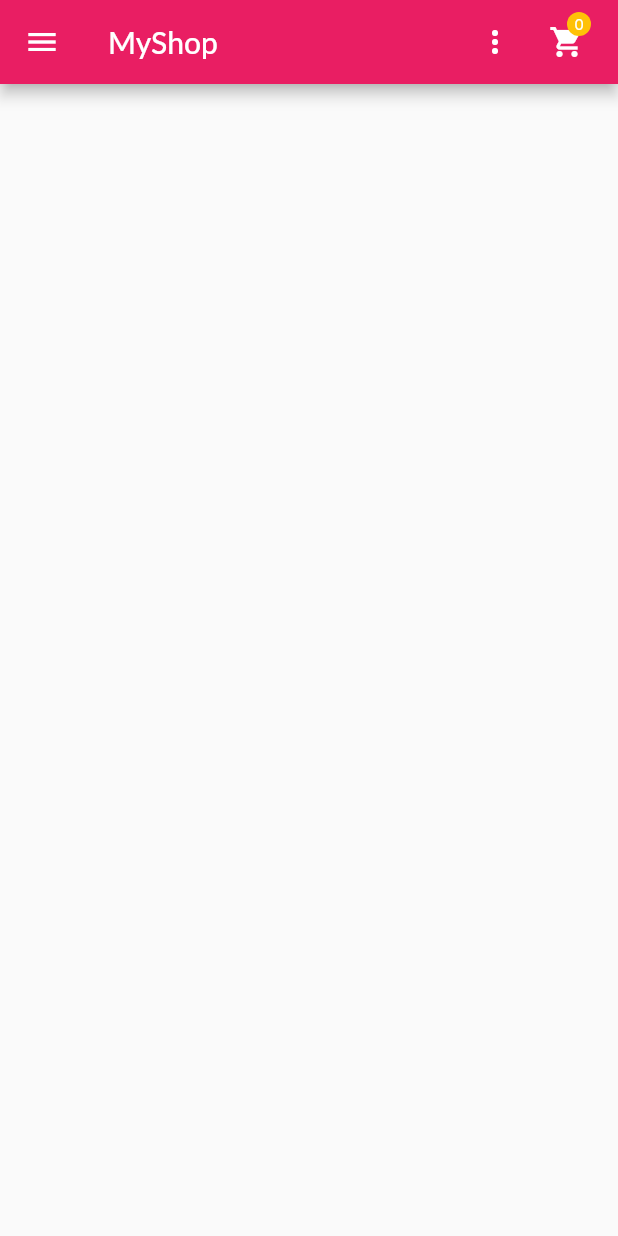
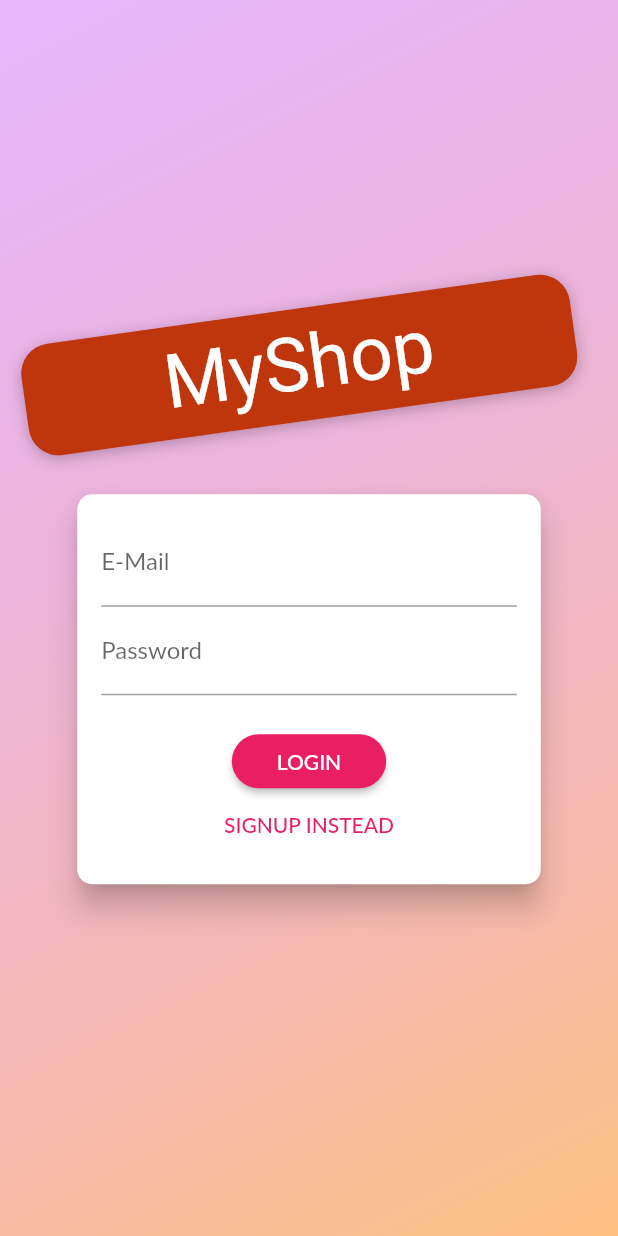
Before and after one commit to AndriLaksono/flutter-provider, a Flutter app: the screen it shows after launch, on a phone screen of 412 x 824 dp. Run offline on Flutter 3.47's test engine with Material 2 defaults, Android fonts, the phone set to English and light mode, and no system bars; our stand-ins replace shared_preferences; Roboto replaces fonts that are missing (Anton, Lato).

```diff
--- a/lib/main.dart
+++ b/lib/main.dart
@@ -1,16 +1,19 @@
 import 'package:flutter/material.dart';
 import 'package:provider/provider.dart';
 
+import './providers/auth.dart';
 import './providers/products.dart';
 import './providers/orders.dart';
 import './providers/cart.dart';
 
+import './screens/splash_screen.dart';
 import './screens/products_overview_screen.dart';
 import './screens/product_detail_screen.dart';
 import './screens/cart_screen.dart';
 import './screens/orders_screen.dart';
 import './screens/user_products_screen.dart';
 import './screens/edit_product_screen.dart';
+import './screens/auth_screen.dart';
 
 void main() => runApp(MyApp());
 
@@ -19,11 +22,27 @@ class MyApp extends StatelessWidget {
   Widget build(BuildContext context) {
     return MultiProvider(
       providers: [
-        ChangeNotifierProvider(create: (ctx) => Products(),),
+        ChangeNotifierProvider(create: (ctx) => Auth()),
+        ChangeNotifierProxyProvider<Auth, Products>(
+          create: (ctx) => null,
+          update: (context, auth, previousProducts) => Products(
+            auth.token,
+            auth.userID,
+            previousProducts == null ? [] : previousProducts.items
+          ),
+        ),
         ChangeNotifierProvider(create: (ctx) => Cart()),
-        ChangeNotifierProvider(create: (ctx) => Orders()),
+        ChangeNotifierProxyProvider<Auth, Orders>(
+          create: (ctx) => null,
+          update: (context, auth, previousOrders) => Orders(
+            auth.token,
+            auth.userID,
+            previousOrders == null ? [] : previousOrders.orders
+          ),
+        )
       ],
-      child: MaterialApp(
+      child: Consumer<Auth>(
+        builder: (context, auth, _) => MaterialApp(
           title: 'MyShop',
           theme: ThemeData(
             primarySwatch: Colors.pink,
@@ -31,7 +50,14 @@ class MyApp extends StatelessWidget {
             fontFamily: 'Lato',
           ),
           debugShowCheckedModeBanner: false,
-        home: ProductsOverviewScreen(),
+          home: auth.isAuth
+                ? ProductsOverviewScreen()
+                : FutureBuilder(
+                  future: auth.tryAutoLogin(),
+                  builder: (ctx, authResultSnapshot) => authResultSnapshot.connectionState == ConnectionState.waiting
+                          ? SplashScreen()
+                          : AuthScreen(),
+                ),
           routes: {
             ProductDetailScreen.routeName: (ctx) => ProductDetailScreen(),
             CartScreen.routeName: (ctx) => CartScreen(),
@@ -40,6 +66,7 @@ class MyApp extends StatelessWidget {
             EditProductScreen.routeName: (ctx) => EditProductScreen(),
           }
         ),
+      ),
     );
   }
 }
--- a/lib/providers/orders.dart
+++ b/lib/providers/orders.dart
@@ -27,8 +27,14 @@ class Orders with ChangeNotifier {
     return [..._orders];
   }
 
+  final authToken;
+  final userID;
+
+  Orders(this.authToken, this.userID, this._orders);
+
   Future<void> fetchAndSetOrders() async {
-    var uri = Uri.https(baseUrl, '/orders.json');
+    print(userID);
+    var uri = Uri.https(baseUrl, '/orders/$userID.json', { 'auth': authToken });
     final res = await http.get(uri);
     final List<OrderItem> loadedOrders = [];
     final resData = json.decode(res.body) as Map<String, dynamic>;
@@ -51,7 +57,7 @@ class Orders with ChangeNotifier {
   }
 
   Future<void> addOrder(List<CartItem> cartProducts, double total) async {
-    var uri = Uri.https(baseUrl, '/orders.json');
+    var uri = Uri.https(baseUrl, '/orders/$userID.json', { 'auth': authToken });
     final timestamp = DateTime.now();
     final res = await http.post(uri, body: json.encode({
       'amount': total,
--- /dev/null
+++ b/lib/screens/auth_screen.dart
@@ -0,0 +1,268 @@
+import 'dart:math';
+
+import 'package:flutter/material.dart';
+import 'package:provider/provider.dart';
+import '../providers/auth.dart';
+import '../models/http_exception.dart';
+
+enum AuthMode { Signup, Login }
+
+class AuthScreen extends StatelessWidget {
+  static const routeName = '/auth';
+
+  @override
+  Widget build(BuildContext context) {
+    final deviceSize = MediaQuery.of(context).size;
+    // final transformConfig = Matrix4.rotationZ(-8 * pi / 180);
+    // transformConfig.translate(-10.0);
+    return Scaffold(
+      // resizeToAvoidBottomInset: false,
+      body: Stack(
+        children: <Widget>[
+          Container(
+            decoration: BoxDecoration(
+              gradient: LinearGradient(
+                colors: [
+                  Color.fromRGBO(215, 117, 255, 1).withOpacity(0.5),
+                  Color.fromRGBO(255, 188, 117, 1).withOpacity(0.9),
+                ],
+                begin: Alignment.topLeft,
+                end: Alignment.bottomRight,
+                stops: [0, 1],
+              ),
+            ),
+          ),
+          SingleChildScrollView(
+            child: Container(
+              height: deviceSize.height,
+              width: deviceSize.width,
+              child: Column(
+                mainAxisAlignment: MainAxisAlignment.center,
+                crossAxisAlignment: CrossAxisAlignment.center,
+                children: <Widget>[
+                  Flexible(
+                    child: Container(
+                      margin: EdgeInsets.only(bottom: 20.0),
+                      padding:
+                          EdgeInsets.symmetric(vertical: 8.0, horizontal: 94.0),
+                      transform: Matrix4.rotationZ(-8 * pi / 180)
+                        ..translate(-10.0),
+                      // ..translate(-10.0),
+                      decoration: BoxDecoration(
+                        borderRadius: BorderRadius.circular(20),
+                        color: Colors.deepOrange.shade900,
+                        boxShadow: [
+                          BoxShadow(
+                            blurRadius: 8,
+                            color: Colors.black26,
+                            offset: Offset(0, 2),
+                          )
+                        ],
+                      ),
+                      child: Text(
+                        'MyShop',
+                        style: TextStyle(
+                          color: Colors.white,
+                          fontSize: 50,
+                          fontFamily: 'Anton',
+                          fontWeight: FontWeight.normal,
+                        ),
+                      ),
+                    ),
+                  ),
+                  Flexible(
+                    flex: deviceSize.width > 600 ? 2 : 1,
+                    child: AuthCard(),
+                  ),
+                ],
+              ),
+            ),
+          ),
+        ],
+      ),
+    );
+  }
+}
+
+class AuthCard extends StatefulWidget {
+  const AuthCard({
+    Key key,
+  }) : super(key: key);
+
+  @override
+  _AuthCardState createState() => _AuthCardState();
+}
+
+class _AuthCardState extends State<AuthCard> {
+  final GlobalKey<FormState> _formKey = GlobalKey();
+  AuthMode _authMode = AuthMode.Login;
+  Map<String, String> _authData = {
+    'email': '',
+    'password': '',
+  };
+  var _isLoading = false;
+  final _passwordController = TextEditingController();
+
+  void _showErrorDialog(String message) {
+    showDialog(context: context,
+    builder: (ctx) => AlertDialog(
+      title: Text('Something went wrong!'),
+      content: Text(message),
+      actions: <Widget>[
+        TextButton(onPressed: () {
+          Navigator.of(ctx).pop();
+        }, child: Text("OK"))
+      ],
+    ),);
+  }
+
+  Future<void> _submit() async {
+    if (!_formKey.currentState.validate()) {
+      // Invalid!
+      return;
+    }
+    _formKey.currentState.save();
+    setState(() {
+      _isLoading = true;
+    });
+    try {
+      if (_authMode == AuthMode.Login) {
+        // Log user in
+        await Provider.of<Auth>(context, listen: false).signIn(
+          _authData['email'],
+          _authData['password']);
+      } else {
+        // Sign user up
+        await Provider.of<Auth>(context, listen: false).signUp(
+          _authData['email'],
+          _authData['password']);
+      }
+      Navigator.of(context).pushReplacementNamed('/');
+    } on HttpException catch (err) {
+      var errMessage = 'Authentication failed.';
+      if (err.toString().contains('EMAIL_EXISTS')) {
+        errMessage = 'This email address is already in use.';
+      } else if (err.toString().contains('INVALID_EMAIL')) {
+        errMessage = 'This email address is invalid.';
+      } else if (err.toString().contains('WEAK_PASSWORD')) {
+        errMessage = 'This password is too weak.';
+      } else if (err.toString().contains('EMAIL_NOT_FOUND')) {
+        errMessage = 'Could not find a user with that email.';
+      } else if (err.toString().contains('INVALID_PASSWORD')) {
+        errMessage = 'Invalid password.';
+      }
+      _showErrorDialog(errMessage);
+    } catch (err) {
+      print(err);
+      var errMessage = 'Could not authenticate. Please try again later.';
+      _showErrorDialog(errMessage);
+    }
+    setState(() {
+      _isLoading = false;
+    });
+  }
+
+  void _switchAuthMode() {
+    if (_authMode == AuthMode.Login) {
+      setState(() {
+        _authMode = AuthMode.Signup;
+      });
+    } else {
+      setState(() {
+        _authMode = AuthMode.Login;
+      });
+    }
+  }
+
+  @override
+  Widget build(BuildContext context) {
+    final deviceSize = MediaQuery.of(context).size;
+    return Card(
+      shape: RoundedRectangleBorder(
+        borderRadius: BorderRadius.circular(10.0),
+      ),
+      elevation: 8.0,
+      child: Container(
+        height: _authMode == AuthMode.Signup ? 320 : 260,
+        constraints:
+            BoxConstraints(minHeight: _authMode == AuthMode.Signup ? 320 : 260),
+        width: deviceSize.width * 0.75,
+        padding: EdgeInsets.all(16.0),
+        child: Form(
+          key: _formKey,
+          child: SingleChildScrollView(
+            child: Column(
+              children: <Widget>[
+                TextFormField(
+                  decoration: InputDecoration(labelText: 'E-Mail'),
+                  keyboardType: TextInputType.emailAddress,
+                  validator: (value) {
+                    if (value.isEmpty || !value.contains('@')) {
+                      return 'Invalid email!';
+                    }
+                    return null;
+                  },
+                  onSaved: (value) {
+                    _authData['email'] = value;
+                  },
+                ),
+                TextFormField(
+                  decoration: InputDecoration(labelText: 'Password'),
+                  obscureText: true,
+                  controller: _passwordController,
+                  validator: (value) {
+                    if (value.isEmpty || value.length < 5) {
+                      return 'Password is too short!';
+                    }
+                  },
+                  onSaved: (value) {
+                    _authData['password'] = value;
+                  },
+                ),
+                if (_authMode == AuthMode.Signup)
+                  TextFormField(
+                    enabled: _authMode == AuthMode.Signup,
+                    decoration: InputDecoration(labelText: 'Confirm Password'),
+                    obscureText: true,
+                    validator: _authMode == AuthMode.Signup
+                        ? (value) {
+                            if (value != _passwordController.text) {
+                              return 'Passwords do not match!';
+                            }
+                        }
+                        : null,
+                  ),
+                SizedBox(
+                  height: 20,
+                ),
+                if (_isLoading)
+                  CircularProgressIndicator()
+                else
+                  RaisedButton(
+                    child:
+                        Text(_authMode == AuthMode.Login ? 'LOGIN' : 'SIGN UP'),
+                    onPressed: _submit,
+                    shape: RoundedRectangleBorder(
+                      borderRadius: BorderRadius.circular(30),
+                    ),
+                    padding:
+                        EdgeInsets.symmetric(horizontal: 30.0, vertical: 8.0),
+                    color: Theme.of(context).primaryColor,
+                    textColor: Theme.of(context).primaryTextTheme.button.color,
+                  ),
+                FlatButton(
+                  child: Text(
+                      '${_authMode == AuthMode.Login ? 'SIGNUP' : 'LOGIN'} INSTEAD'),
+                  onPressed: _switchAuthMode,
+                  padding: EdgeInsets.symmetric(horizontal: 30.0, vertical: 4),
+                  materialTapTargetSize: MaterialTapTargetSize.shrinkWrap,
+                  textColor: Theme.of(context).primaryColor,
+                ),
+              ],
+            ),
+          ),
+        ),
+      ),
+    );
+  }
+}
--- a/lib/screens/products_overview_screen.dart
+++ b/lib/screens/products_overview_screen.dart
@@ -31,11 +31,11 @@ class _ProductsOverviewScreenState extends State<ProductsOverviewScreen> {
   @override
   void didChangeDependencies() {
     if (_isInit) {
-      setState(() {
+      if (mounted) setState(() {
         _isLoading = true;
       });
       Provider.of<Products>(context, listen: false).fetchSetProducts().then((_) {
-        setState(() {
+      if(mounted) setState(() {
           _isLoading = false;
         });
       });
--- a/lib/widgets/product_item.dart
+++ b/lib/widgets/product_item.dart
@@ -1,6 +1,7 @@
 import 'package:flutter/material.dart';
 import 'package:provider/provider.dart';
 
+import '../providers/auth.dart';
 import '../providers/cart.dart';
 import '../providers/product.dart';
 import '../screens/product_detail_screen.dart';
@@ -16,6 +17,8 @@ class ProductItem extends StatelessWidget {
   Widget build(BuildContext context) {
     final product = Provider.of<Product>(context, listen: false);
     final cart = Provider.of<Cart>(context, listen: false);
+    final authData = Provider.of<Auth>(context, listen: false);
+
     return ClipRRect(
       borderRadius: BorderRadius.circular(10),
       child: GridTile(
@@ -38,7 +41,7 @@ class ProductItem extends StatelessWidget {
               icon: Icon(product.isFavorite ? Icons.favorite : Icons.favorite_border),
               color: Theme.of(context).accentColor,
               onPressed: () {
-                product.toggleFavoriteStatus();
+                product.toggleFavoriteStatus(authData.token, authData.userID);
               },
             ),
           ),
--- a/pubspec.yaml
+++ b/pubspec.yaml
@@ -27,6 +27,7 @@ dependencies:
   http: ^0.13.0
   intl: ^0.17.0
   provider: ^5.0.0
+  shared_preferences: ^2.0.5
 
 dev_dependencies:
   flutter_test:
```
Also changed, not shown: lib/providers/auth.dart (added, +141 -0 lines), lib/providers/product.dart (+3 -5 lines), lib/providers/products.dart (+20 -9 lines), lib/screens/splash_screen.dart (added, +14 -0 lines), lib/screens/user_products_screen.dart (+10 -4 lines), lib/widgets/app_drawer.dart (+13 -0 lines), pubspec.lock. Lines whose indentation alone changed are shown as unchanged.
